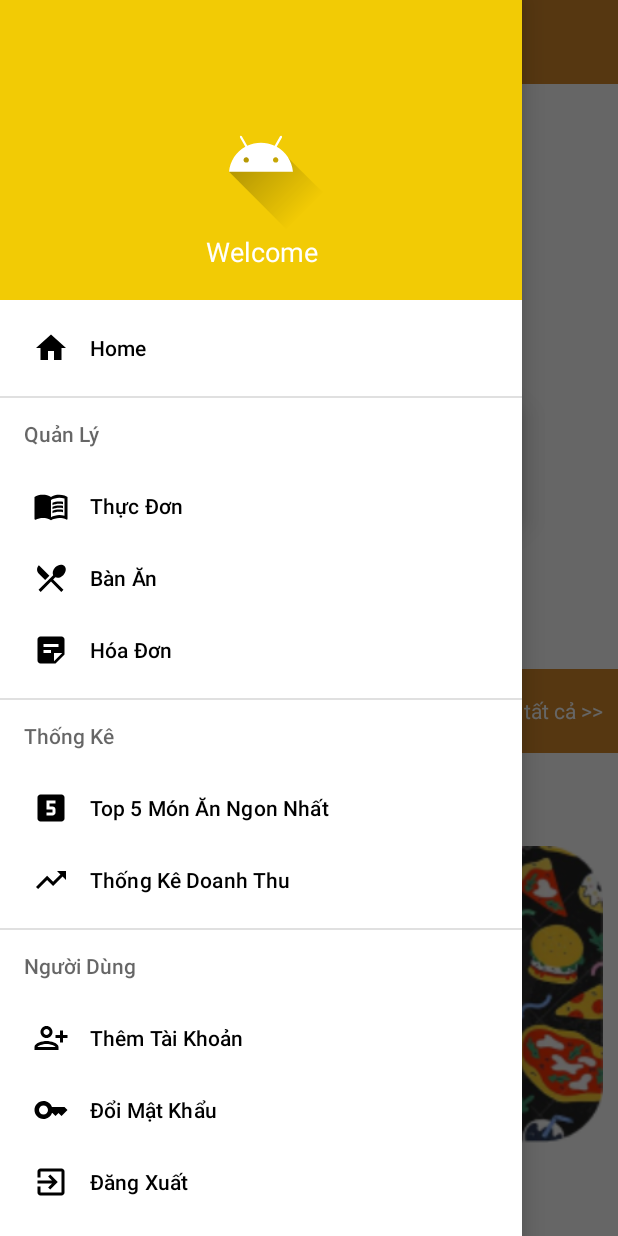
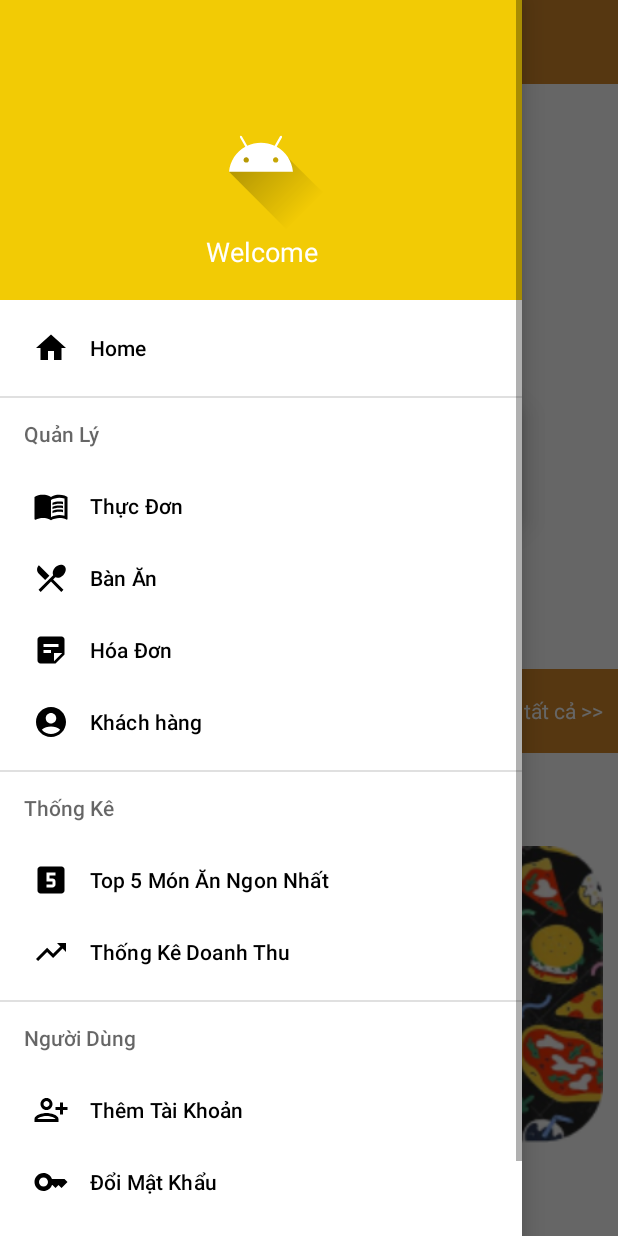
Before and after one commit to bacdx/SP23_PRO1121_CP18103_GROUP4, an Android app: the screen it shows after launch (MainActivity), with the side drawer open, on a phone screen of 412 x 824 dp. Run offline under Robolectric (Android 15) with nearby library versions, the phone set to English and light mode, and no system bars; pictures from the network do not load.

Commit message:
Long- tạo sqlite - model : loại món , món, khách hàng

```diff
--- a/app/src/main/java/com/example/sp23_pro1121_cp18103_group4/Adapter/MonAdapter.java
+++ b/app/src/main/java/com/example/sp23_pro1121_cp18103_group4/Adapter/MonAdapter.java
@@ -12,7 +12,6 @@
 import android.graphics.Paint;
 import android.graphics.drawable.ColorDrawable;
 import android.net.Uri;
-import android.os.Bundle;
 import android.view.Gravity;
 import android.view.LayoutInflater;
 import android.view.View;
@@ -32,7 +31,6 @@
 
 import com.example.sp23_pro1121_cp18103_group4.DAO.MonDao;
 import com.example.sp23_pro1121_cp18103_group4.Model.Mon;
-import com.example.sp23_pro1121_cp18103_group4.MonActivity;
 import com.example.sp23_pro1121_cp18103_group4.R;
 
 import java.io.ByteArrayOutputStream;
--- a/app/src/main/java/com/example/sp23_pro1121_cp18103_group4/DAO/LoaiMonDao.java
+++ b/app/src/main/java/com/example/sp23_pro1121_cp18103_group4/DAO/LoaiMonDao.java
@@ -10,7 +10,6 @@
 
 import java.util.ArrayList;
 import java.util.List;
-
 
 public class LoaiMonDao {
     private SQLiteDatabase db;
@@ -58,4 +57,5 @@
         }
         return list;
     }
+
 }
--- a/app/src/main/java/com/example/sp23_pro1121_cp18103_group4/DAO/MonDao.java
+++ b/app/src/main/java/com/example/sp23_pro1121_cp18103_group4/DAO/MonDao.java
@@ -10,7 +10,6 @@
 
 import java.util.ArrayList;
 import java.util.List;
-
 
 public class MonDao {
     private SQLiteDatabase db;
@@ -66,4 +65,5 @@
         }
         return list;
     }
+
 }
--- a/app/src/main/java/com/example/sp23_pro1121_cp18103_group4/Model/LoaiMon.java
+++ b/app/src/main/java/com/example/sp23_pro1121_cp18103_group4/Model/LoaiMon.java
@@ -12,6 +12,7 @@
         this.maLoaiMon = maLoaiMon;
         this.tenLoaiMon = tenLoaiMon;
     }
+
 
     public int getMaLoaiMon() {
         return maLoaiMon;
--- a/app/src/main/java/com/example/sp23_pro1121_cp18103_group4/Model/Mon.java
+++ b/app/src/main/java/com/example/sp23_pro1121_cp18103_group4/Model/Mon.java
@@ -65,4 +65,5 @@
     public void setImgMon(byte[] imgMon) {
         this.imgMon = imgMon;
     }
+
 }
--- /dev/null
+++ b/app/src/main/res/drawable/ic_baseline_account_circle_24_khach_hang.xml
@@ -0,0 +1,5 @@
+<vector android:height="24dp" android:tint="#000000"
+    android:viewportHeight="24" android:viewportWidth="24"
+    android:width="24dp" xmlns:android="http://schemas.android.com/apk/res/android">
+    <path android:fillColor="@android:color/white" android:pathData="M12,2C6.48,2 2,6.48 2,12s4.48,10 10,10s10,-4.48 10,-10S17.52,2 12,2zM12,6c1.93,0 3.5,1.57 3.5,3.5S13.93,13 12,13s-3.5,-1.57 -3.5,-3.5S10.07,6 12,6zM12,20c-2.03,0 -4.43,-0.82 -6.14,-2.88C7.55,15.8 9.68,15 12,15s4.45,0.8 6.14,2.12C16.43,19.18 14.03,20 12,20z"/>
+</vector>
--- a/app/src/main/res/layout/activity_main.xml
+++ b/app/src/main/res/layout/activity_main.xml
@@ -21,10 +21,11 @@
             android:layout_height="?attr/actionBarSize"
             android:id="@+id/main_toolBar"
             android:background="#D98B2B"/>
+
         <FrameLayout
+            android:id="@+id/mainFrame_collection_fragment"
             android:layout_width="match_parent"
-            android:layout_height="match_parent"
-            android:id="@+id/mainFrame_collection_fragment"/>
+            android:layout_height="match_parent" />
     </LinearLayout>
     <com.google.android.material.navigation.NavigationView
         android:layout_width="match_parent"
--- a/app/src/main/res/menu/nav_menu.xml
+++ b/app/src/main/res/menu/nav_menu.xml
@@ -24,6 +24,10 @@
                     android:id="@+id/nav_HoaDon"
                     android:icon="@drawable/ic_baseline_sticky_note_2_24_nav_hoa_don"
                     android:title="Hóa Đơn"/>
+                <item
+                    android:id="@+id/nav_KhachHang"
+                    android:icon="@drawable/ic_baseline_account_circle_24_khach_hang"
+                    android:title="Khách hàng"/>
             </group>
         </menu>
     </item>
```
Also changed, not shown: app/src/main/java/com/example/sp23_pro1121_cp18103_group4/DAO/KhachHangDao.java (added, +59 -0 lines), app/src/main/java/com/example/sp23_pro1121_cp18103_group4/Database/DBHelper.java (+11 -9 lines), app/src/main/java/com/example/sp23_pro1121_cp18103_group4/Model/KhachHang.java (added, +40 -0 lines).
